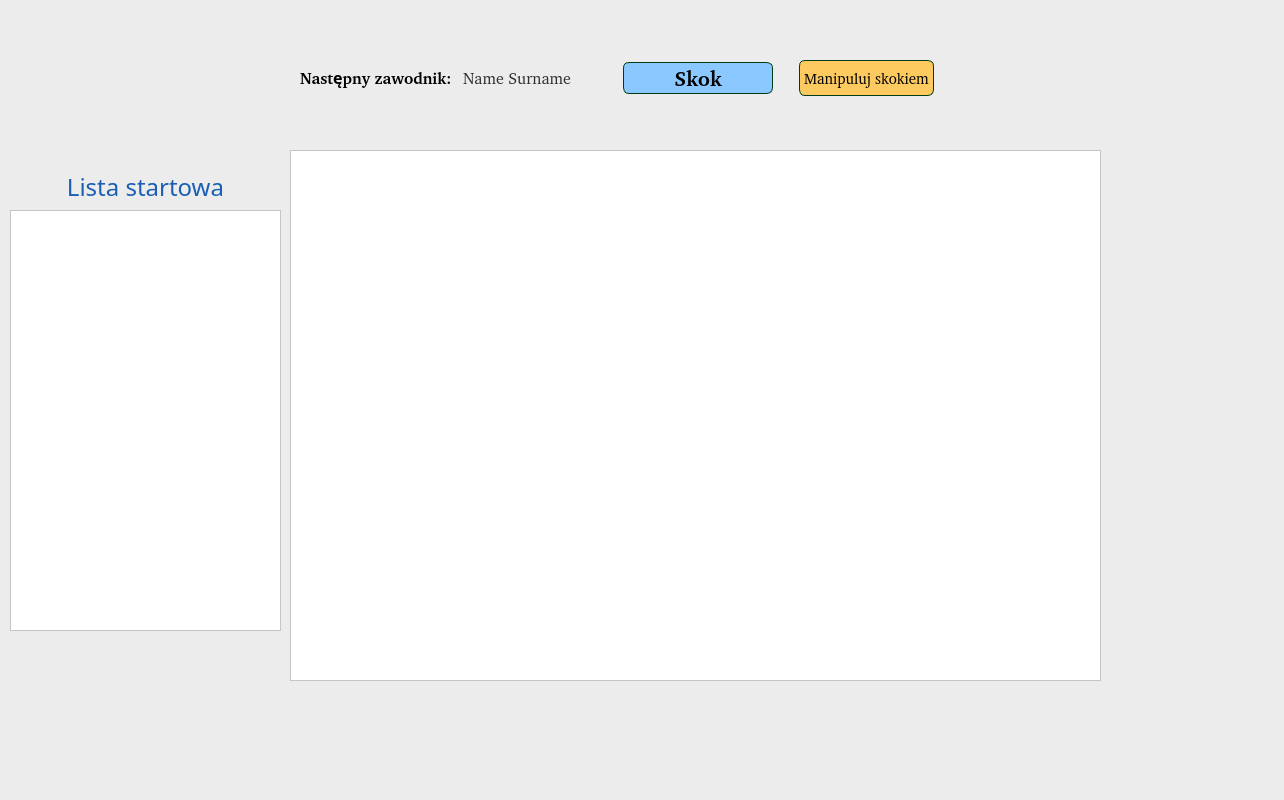
Old version of the form source/UI/Competition/CompetitionManagerWindow.ui in the repository SiekamCebule/sj-sim.
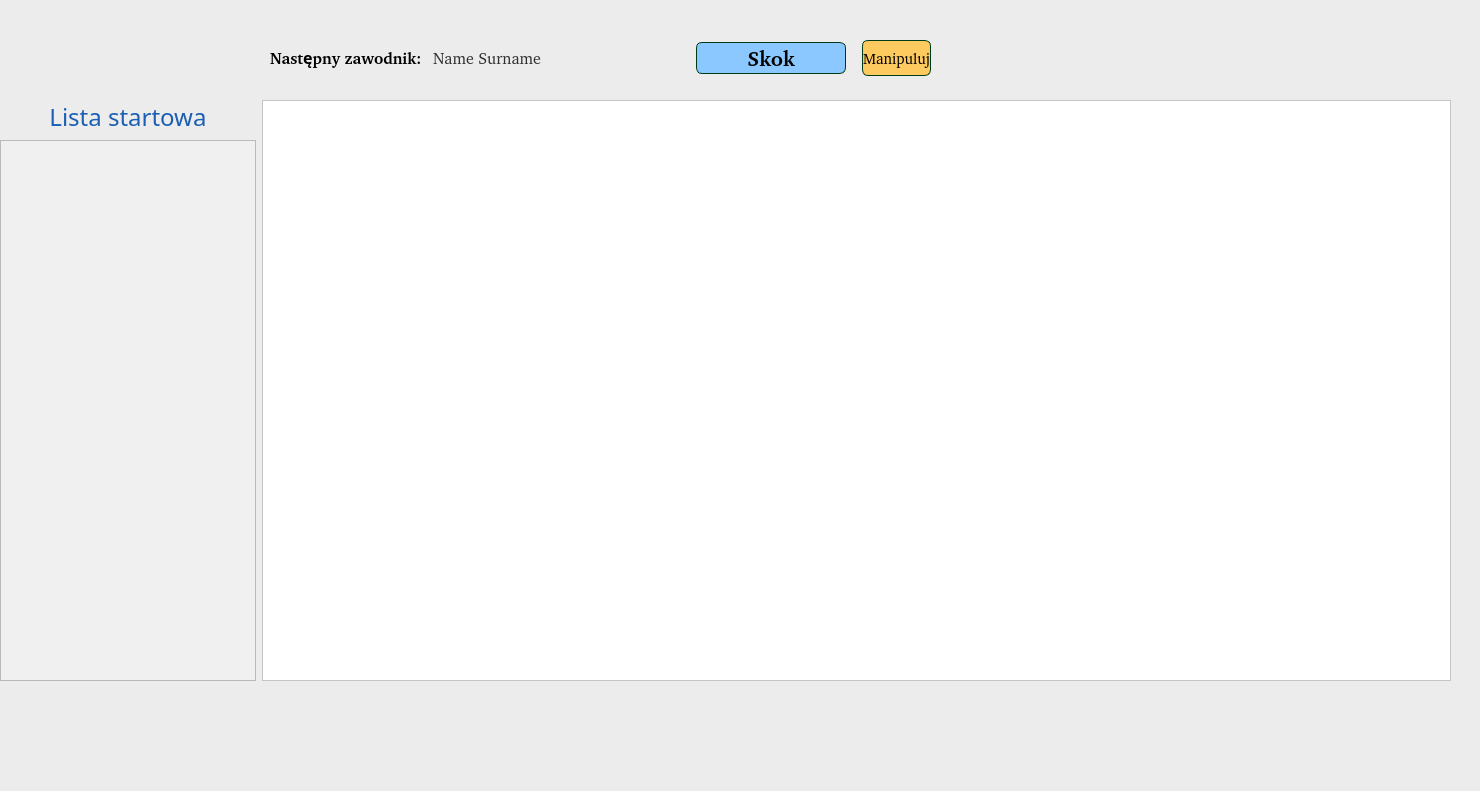
New version of the form.

Diff of the .ui file:
```diff
--- a/source/UI/Competition/CompetitionManagerWindow.ui
+++ b/source/UI/Competition/CompetitionManagerWindow.ui
@@ -6,8 +6,8 @@
    <rect>
     <x>0</x>
     <y>0</y>
-    <width>1284</width>
-    <height>800</height>
+    <width>1480</width>
+    <height>791</height>
    </rect>
   </property>
   <property name="windowTitle">
@@ -19,52 +19,9 @@
   <widget class="QWidget" name="layoutWidget">
    <property name="geometry">
     <rect>
-     <x>10</x>
-     <y>170</y>
-     <width>271</width>
-     <height>461</height>
-    </rect>
-   </property>
-   <layout class="QVBoxLayout" name="verticalLayout_startList">
-    <item>
-     <widget class="QLabel" name="label_title">
-      <property name="font">
-       <font>
-        <family>Quicksand Medium</family>
-        <pointsize>18</pointsize>
-        <bold>false</bold>
-       </font>
-      </property>
-      <property name="styleSheet">
-       <string notr="true">QLabel{
-color: rgb(26, 95, 180);
-}</string>
-      </property>
-      <property name="text">
-       <string>Lista startowa</string>
-      </property>
-      <property name="alignment">
-       <set>Qt::AlignCenter</set>
-      </property>
-     </widget>
-    </item>
-    <item>
-     <widget class="QListView" name="listView_startList">
-      <property name="styleSheet">
-       <string notr="true">QListView{
-	background-color: rgb(255, 255, 255);
-}</string>
-      </property>
-     </widget>
-    </item>
-   </layout>
-  </widget>
-  <widget class="QWidget" name="layoutWidget">
-   <property name="geometry">
-    <rect>
-     <x>300</x>
-     <y>60</y>
-     <width>634</width>
+     <x>270</x>
+     <y>40</y>
+     <width>661</width>
      <height>36</height>
     </rect>
    </property>
@@ -144,6 +101,19 @@
       </item>
      </layout>
     </item>
+    <item>
+     <spacer name="horizontalSpacer_2">
+      <property name="orientation">
+       <enum>Qt::Horizontal</enum>
+      </property>
+      <property name="sizeHint" stdset="0">
+       <size>
+        <width>40</width>
+        <height>20</height>
+       </size>
+      </property>
+     </spacer>
+    </item>
     <item>
      <layout class="QHBoxLayout" name="horizontalLayout_3">
       <item>
@@ -202,7 +172,7 @@
         </property>
         <property name="sizeHint" stdset="0">
          <size>
-          <width>20</width>
+          <width>10</width>
           <height>20</height>
          </size>
         </property>
@@ -244,7 +214,7 @@
 }</string>
         </property>
         <property name="text">
-         <string>Manipuluj skokiem</string>
+         <string>Manipuluj</string>
         </property>
        </widget>
       </item>
@@ -252,20 +222,74 @@
     </item>
    </layout>
   </widget>
-  <widget class="QTableView" name="tableView_results">
+  <widget class="QWidget" name="layoutWidget">
    <property name="geometry">
     <rect>
-     <x>290</x>
-     <y>150</y>
-     <width>811</width>
-     <height>531</height>
+     <x>0</x>
+     <y>100</y>
+     <width>1451</width>
+     <height>581</height>
     </rect>
    </property>
-   <property name="styleSheet">
-    <string notr="true">QTableView{
+   <layout class="QHBoxLayout" name="horizontalLayout_5">
+    <item>
+     <layout class="QVBoxLayout" name="verticalLayout_startList">
+      <item>
+       <widget class="QLabel" name="label_title">
+        <property name="font">
+         <font>
+          <family>Quicksand Medium</family>
+          <pointsize>18</pointsize>
+          <bold>false</bold>
+         </font>
+        </property>
+        <property name="styleSheet">
+         <string notr="true">QLabel{
+color: rgb(26, 95, 180);
+}</string>
+        </property>
+        <property name="text">
+         <string>Lista startowa</string>
+        </property>
+        <property name="alignment">
+         <set>Qt::AlignCenter</set>
+        </property>
+       </widget>
+      </item>
+      <item>
+       <widget class="QListView" name="listView_startList">
+        <property name="sizePolicy">
+         <sizepolicy hsizetype="Maximum" vsizetype="Expanding">
+          <horstretch>0</horstretch>
+          <verstretch>0</verstretch>
+         </sizepolicy>
+        </property>
+        <property name="styleSheet">
+         <string notr="true">QListView{
+	background-color: rgb(240, 240, 240);
+}</string>
+        </property>
+       </widget>
+      </item>
+     </layout>
+    </item>
+    <item>
+     <widget class="QTableView" name="tableView_results">
+      <property name="styleSheet">
+       <string notr="true">QTableView{
 	background-color: white;
 }</string>
-   </property>
+      </property>
+     </widget>
+    </item>
+    <item>
+     <layout class="QVBoxLayout" name="verticalLayout_jumperResult">
+      <property name="sizeConstraint">
+       <enum>QLayout::SetDefaultConstraint</enum>
+      </property>
+     </layout>
+    </item>
+   </layout>
   </widget>
  </widget>
  <resources/>
```
